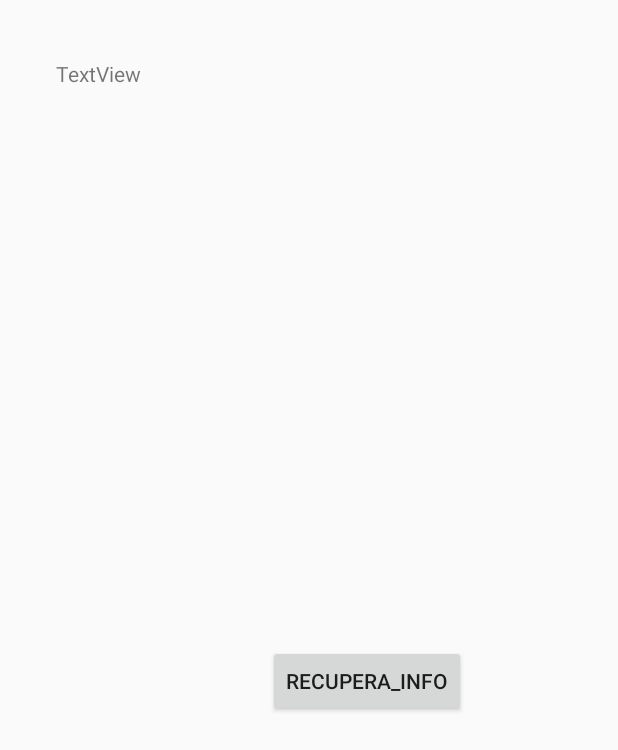
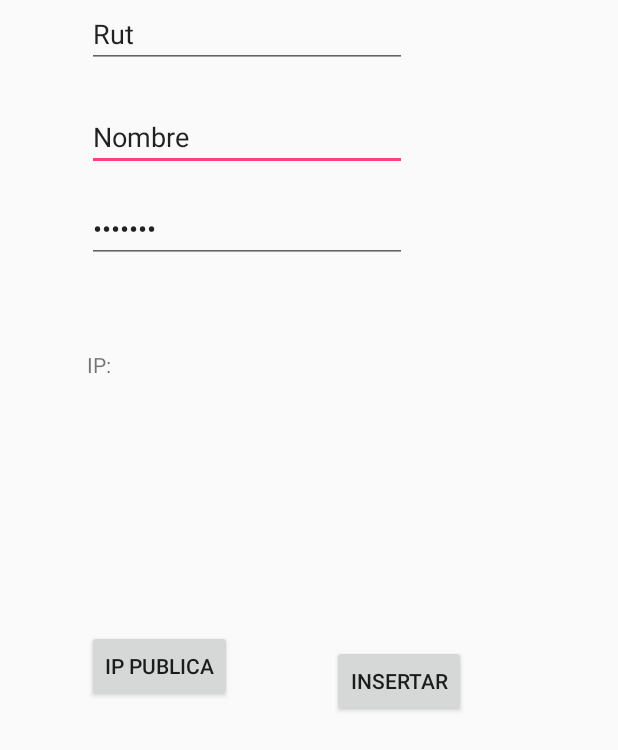
Before and after one commit to optimisaoneteam/AndroidAPP, an Android app: the Main2Activity screen opened directly, with no data from a screen before it, on a phone screen of 412 x 824 dp. Shown: the top 750 px of the screen. Run offline under Robolectric (Android 15) with nearby library versions, the phone set to English and light mode, and no system bars.

Commit message:
agrege textEdit  y cambié los botones

```diff
--- a/app/src/main/java/com/example/foyarzun/appoptimisa/Main2Activity.java
+++ b/app/src/main/java/com/example/foyarzun/appoptimisa/Main2Activity.java
@@ -4,6 +4,7 @@ import android.os.AsyncTask;
 import android.os.Bundle;
 
 import android.support.v7.app.AppCompatActivity;
+import android.widget.EditText;
 import android.widget.TextView;
 import android.view.View;
 
@@ -27,8 +28,13 @@ import java.sql.Statement;
 
 
 public class Main2Activity extends AppCompatActivity {
-
+    EditText NOM;
+    EditText RU;
+    EditText CLa;
     TextView text;
+    String Nombre;
+    String Rut;
+    String Clave;
     HttpURLConnection httpURLConnection;
 
     @Override
@@ -48,7 +54,8 @@ public class Main2Activity extends AppCompatActivity {
 
                 Connection conn = DriverManager.getConnection( "jdbc:postgresql://10.10.7.104:5433/REGISTRO","postgres", "admin");
 
-                String stsql = "Select version()";
+                //String stsql = "INSERT INTO personas(\"rut \" = 182903424,\" nombre\" = \"juanito\",\"contraseña\" = \"18293405\");
+                String stsql = "INSERT INTO public.personas(\"rut \",nombre,contraseña) VALUES ('"+Rut+"','"+Nombre+"','"+Clave+"')";
                 Statement st = conn.createStatement();
                 ResultSet rs = st.executeQuery(stsql);
                 rs.next();
@@ -65,13 +72,25 @@ public class Main2Activity extends AppCompatActivity {
 
     }
 
+    public void BotonIP(View v){
+        text = (TextView) findViewById(R.id.textView3);
+        new internet().execute("https://api.ipify.org/");
+
+    }
+
+    public void botonE(View v) {
+
+        NOM = (EditText) findViewById(R.id.editText);
+        CLa = (EditText) findViewById(R.id.editText3);
+        RU = (EditText) findViewById(R.id.editText4);
+        Nombre = NOM.getText().toString();
+        Clave = CLa.getText().toString();
+        Rut= RU.getText().toString();
+        System.out.println(Nombre);
+
+        new SQL().execute();
 
 
-    public void botonE(View v) {
-        text = (TextView) findViewById(R.id.textView3);
-        new SQL().execute();
-
-       /// new internet().execute("https://api.ipify.org/");
 
     }
 
--- a/app/src/main/res/layout/activity_main2.xml
+++ b/app/src/main/res/layout/activity_main2.xml
@@ -10,8 +10,8 @@
     <RelativeLayout
         android:layout_width="368dp"
         android:layout_height="551dp"
-        tools:layout_editor_absoluteX="8dp"
-        tools:layout_editor_absoluteY="8dp">
+        tools:layout_editor_absoluteX="16dp"
+        tools:layout_editor_absoluteY="83dp">
 
         <Button
             android:id="@+id/button4"
@@ -22,16 +22,62 @@
             android:layout_marginBottom="73dp"
             android:layout_marginEnd="57dp"
             android:onClick="botonE"
-            android:text="Recupera_info" />
+            android:text="Insertar" />
+
+        <EditText
+            android:id="@+id/editText"
+            android:layout_width="wrap_content"
+            android:layout_height="wrap_content"
+            android:layout_alignStart="@+id/textView3"
+            android:layout_below="@+id/editText4"
+            android:layout_marginTop="23dp"
+            android:ems="10"
+            android:inputType="textPersonName"
+            android:text="Nombre" />
+
+        <EditText
+            android:id="@+id/editText3"
+            android:layout_width="wrap_content"
+            android:layout_height="wrap_content"
+            android:layout_alignEnd="@+id/editText"
+            android:layout_below="@+id/editText"
+            android:layout_marginTop="16dp"
+            android:ems="10"
+            android:inputType="textPassword"
+            android:text="Pasword" />
 
         <TextView
             android:id="@+id/textView3"
             android:layout_width="wrap_content"
             android:layout_height="wrap_content"
             android:layout_alignParentStart="true"
+            android:layout_below="@+id/editText3"
+            android:layout_marginStart="58dp"
+            android:layout_marginTop="58dp"
+            android:text="IP:" />
+
+        <EditText
+            android:id="@+id/editText4"
+            android:layout_width="wrap_content"
+            android:layout_height="wrap_content"
+            android:layout_alignEnd="@+id/editText"
             android:layout_alignParentTop="true"
-            android:layout_marginStart="37dp"
-            android:layout_marginTop="39dp"
-            android:text="TextView" />
+            android:ems="10"
+            android:inputType="number"
+            android:text="Rut"
+            tools:layout_editor_absoluteX="43dp"
+            tools:layout_editor_absoluteY="106dp" />
+
+        <Button
+            android:id="@+id/button5"
+            android:layout_width="wrap_content"
+            android:layout_height="wrap_content"
+            android:layout_alignBottom="@+id/button4"
+            android:layout_alignStart="@+id/textView3"
+            android:layout_marginBottom="10dp"
+            android:onClick="BotonIP"
+            android:text="IP Publica" />
+
     </RelativeLayout>
+
 </android.support.constraint.ConstraintLayout>
```
